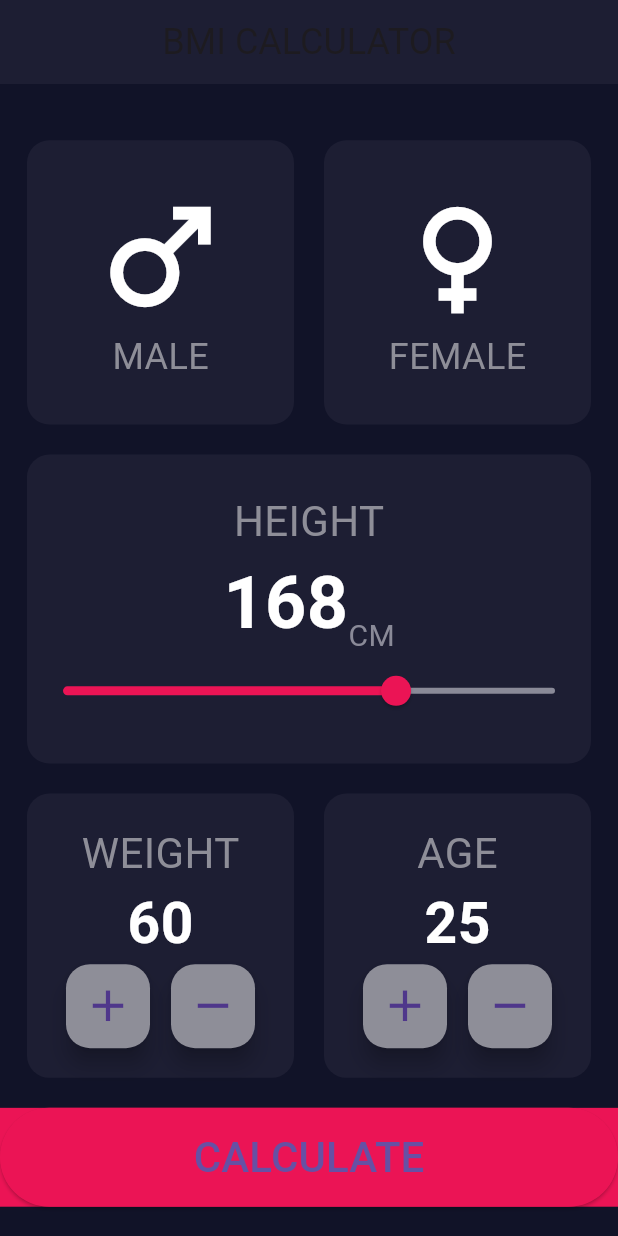
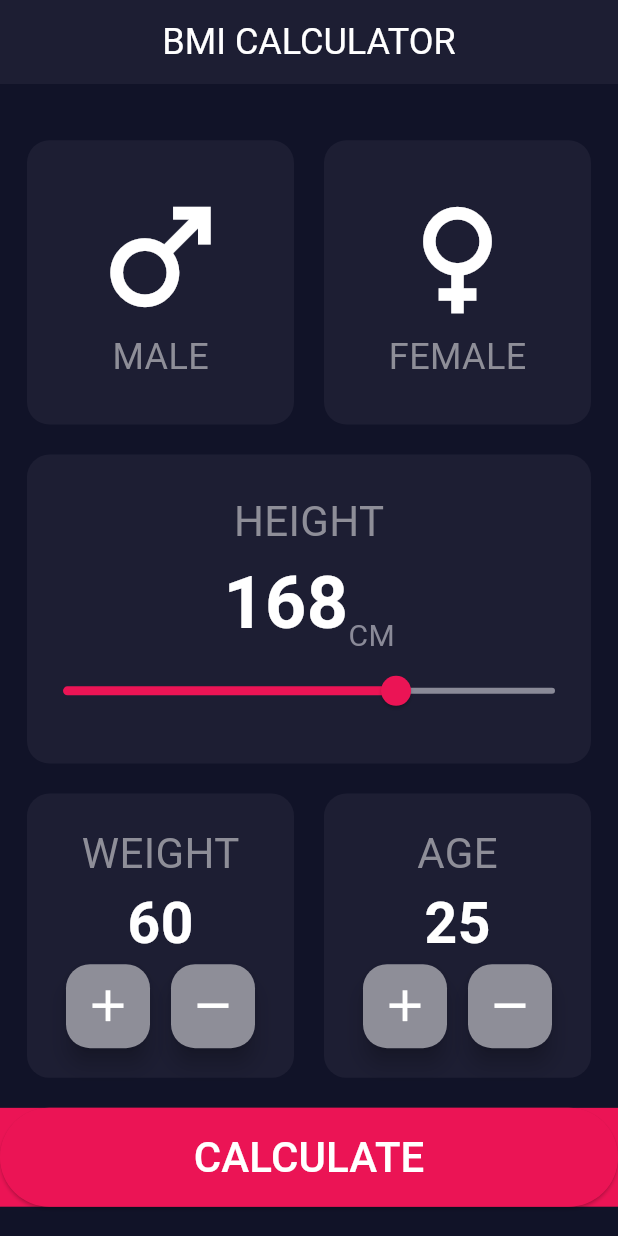
Before and after one commit to MAHMOUDELSAYED69/BMI-GetX, a Flutter app: the screen it shows after launch, after a tap on the "add" icon, after a tap on the "remove" icon, on a phone screen of 412 x 824 dp. Run offline on Flutter 3.47's test engine with Material 3 defaults, Android fonts, the phone set to English and light mode, and no system bars; our stand-ins replace get.

Commit message:
last update

```diff
--- a/bmi_getX/lib/controller/controller.dart
+++ b/bmi_getX/lib/controller/controller.dart
@@ -20,7 +20,7 @@ class MyController extends GetxController {
   }
 
   void decrementWeight() {
-    if (counterWeight != 10) {
+    if (counterWeight != 20) {
       counterWeight--;
       update();
     }
@@ -62,6 +62,8 @@ class MyController extends GetxController {
 
   double get bmiSum =>
       counterWeight / ((sliderValueCount / 100) * (sliderValueCount / 100));
+
+
   String get bmiTitle {
     if (bmiSum < 18.5) {
       return 'Underweight';
--- a/bmi_getX/lib/view/homepage.dart
+++ b/bmi_getX/lib/view/homepage.dart
@@ -17,7 +17,7 @@ class HomePage extends StatelessWidget {
         backgroundColor: MyColor.bg,
         appBar: AppBar(
           title: Text(MyTitles.bmiCalculator,
-              style: const TextStyle(fontSize: 24)),
+              style: TextStyle(fontSize: 24,color: MyColor.white)),
           backgroundColor: MyColor.card,
           centerTitle: true,
         ),
--- a/bmi_getX/lib/view/resultpage.dart
+++ b/bmi_getX/lib/view/resultpage.dart
@@ -5,7 +5,6 @@ import 'package:BMI/widgets/ex_bottom.dart';
 import 'package:BMI/widgets/ex_res_card.dart';
 import 'package:flutter/material.dart';
 import 'package:get/get.dart';
-
 class ResultPage extends StatelessWidget {
   const ResultPage({super.key});
   @override
@@ -14,7 +13,7 @@ class ResultPage extends StatelessWidget {
     return Scaffold(
       backgroundColor: MyColor.bg,
       appBar: AppBar(
-        title: Text(MyTitles.bmiResult, style: const TextStyle(fontSize: 24)),
+        title: Text(MyTitles.bmiResult, style: const TextStyle(fontSize: 24,color: Colors.white)),
         backgroundColor: MyColor.card,
         centerTitle: true,
       ),
--- a/bmi_getX/lib/widgets/ex_bottom.dart
+++ b/bmi_getX/lib/widgets/ex_bottom.dart
@@ -19,7 +19,7 @@ class MyButtom extends StatelessWidget {
       color: MyColor.pink,
       child: ElevatedButton(
         style: ElevatedButton.styleFrom(backgroundColor: MyColor.pink,),
-        onPressed: onPressed, child: Text(title ?? "NO TITLE",style: const TextStyle(fontSize: 28),)),
+        onPressed: onPressed, child: Text(title ?? "NO TITLE",style: const TextStyle(fontSize: 28,color: Colors.white),)),
     );
   }
 }
--- a/bmi_getX/lib/widgets/ex_mycounter.dart
+++ b/bmi_getX/lib/widgets/ex_mycounter.dart
@@ -56,6 +56,7 @@ class MyCounter extends StatelessWidget {
                 child: Icon(
                   MyIcons.add,
                   size: 35,
+                  color: Colors.white,
                 )),
             const Padding(padding: EdgeInsets.symmetric(horizontal: 7)),
             FloatingActionButton(
@@ -65,6 +66,7 @@ class MyCounter extends StatelessWidget {
                 child: Icon(
                   MyIcons.remove,
                   size: 35,
+                  color: Colors.white,
                 )),
           ]),
         ],
```
Also changed, not shown: bmi_getX/pubspec.lock.
